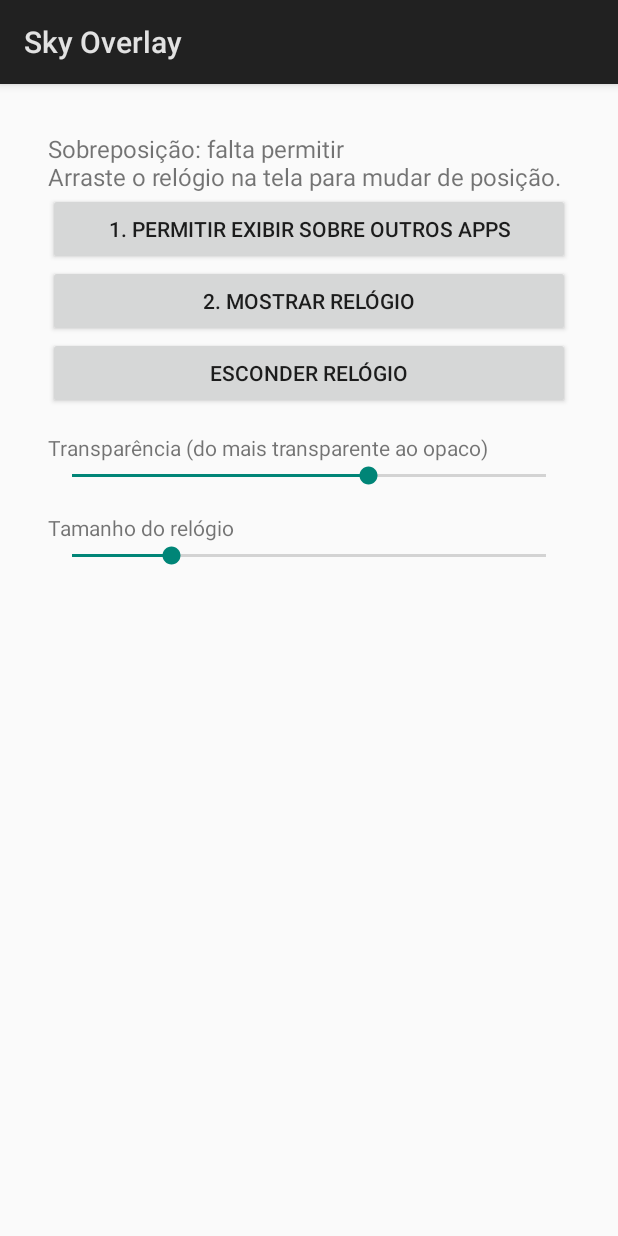
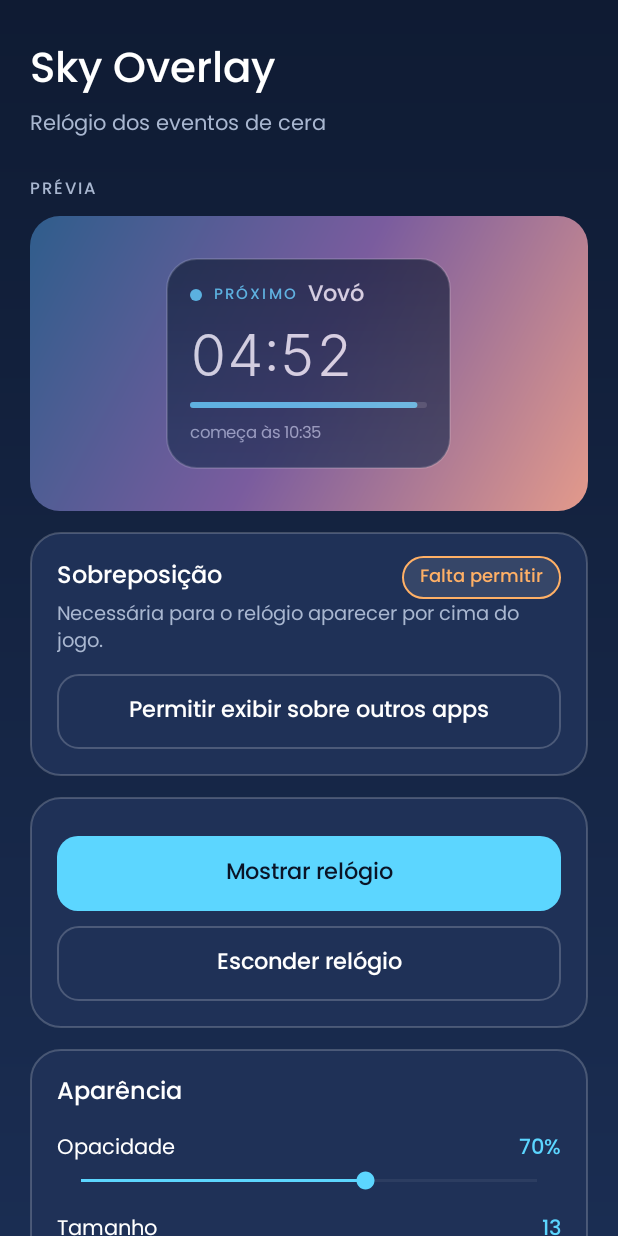
Before and after one commit to llWesll/Sky-Clock, an Android app: the screen it shows after launch (MainActivity), on a phone screen of 412 x 824 dp. Run offline under Robolectric (Android 15) with nearby library versions, the phone set to English and light mode, and no system bars.

Commit message:
Add files via upload

```diff
--- a/app/src/main/AndroidManifest.xml
+++ b/app/src/main/AndroidManifest.xml
@@ -10,7 +10,7 @@
         android:label="Sky Overlay"
         android:icon="@mipmap/ic_launcher"
         android:roundIcon="@mipmap/ic_launcher_round"
-        android:theme="@android:style/Theme.Material.Light.DarkActionBar">
+        android:theme="@android:style/Theme.Material.NoActionBar">
 
         <activity
             android:name=".MainActivity"
--- /dev/null
+++ b/app/src/main/java/com/skyoverlay/app/ClockCardView.kt
@@ -0,0 +1,139 @@
+package com.skyoverlay.app
+
+import android.content.Context
+import android.graphics.Canvas
+import android.graphics.Color
+import android.graphics.Paint
+import android.graphics.drawable.GradientDrawable
+import android.view.Gravity
+import android.view.View
+import android.view.ViewGroup
+import android.widget.LinearLayout
+import android.widget.TextView
+import java.time.ZoneId
+import java.time.format.DateTimeFormatter
+
+/** Barrinha fina de progresso. */
+class BarView(ctx: Context) : View(ctx) {
+    var fraction: Float = 0f
+        set(v) {
+            field = v.coerceIn(0f, 1f)
+            invalidate()
+        }
+    var barColor: Int = Palette.CYAN
+        set(v) {
+            field = v
+            invalidate()
+        }
+
+    private val track = Paint(Paint.ANTI_ALIAS_FLAG).apply { color = Color.parseColor("#26FFFFFF") }
+    private val fill = Paint(Paint.ANTI_ALIAS_FLAG)
+
+    override fun onDraw(c: Canvas) {
+        val r = height / 2f
+        c.drawRoundRect(0f, 0f, width.toFloat(), height.toFloat(), r, r, track)
+        if (fraction > 0f) {
+            fill.color = barColor
+            c.drawRoundRect(0f, 0f, width * fraction, height.toFloat(), r, r, fill)
+        }
+    }
+}
+
+/** Mostra UM evento por vez: o que esta acontecendo agora, ou o mais proximo de comecar. */
+class ClockCardView(ctx: Context) : LinearLayout(ctx) {
+
+    private val fonts = Fonts(ctx)
+    private val row = LinearLayout(ctx)
+    private val dot = View(ctx)
+    private val label = TextView(ctx)
+    private val name = TextView(ctx)
+    private val time = TextView(ctx)
+    private val bar = BarView(ctx)
+    private val sub = TextView(ctx)
+    private var scale = -1f
+    private val fmt = DateTimeFormatter.ofPattern("HH:mm")
+
+    private fun d(v: Float) = context.dp(v)
+
+    init {
+        orientation = LinearLayout.VERTICAL
+
+        dot.background = GradientDrawable().apply {
+            shape = GradientDrawable.OVAL
+            setColor(Palette.CYAN)
+        }
+        row.orientation = LinearLayout.HORIZONTAL
+        row.gravity = Gravity.CENTER_VERTICAL
+        row.addView(dot)
+        row.addView(label)
+        row.addView(name)
+
+        label.typeface = fonts.poppinsMedium
+        label.letterSpacing = 0.14f
+        name.typeface = fonts.poppinsMedium
+        name.setTextColor(Palette.TEXT)
+        time.typeface = fonts.interLight
+        time.fontFeatureSettings = "tnum"       // algarismos de largura fixa: o numero nao "pula"
+        time.includeFontPadding = false
+        sub.typeface = fonts.poppins
+        sub.setTextColor(Palette.DIM)
+
+        addView(row)
+        addView(time)
+        addView(bar)
+        addView(sub)
+
+        applyScale(1f)
+        update()
+    }
+
+    /** s = 1.0 e o tamanho padrao; o controle de tamanho do app muda isso. */
+    fun applyScale(s: Float) {
+        if (s == scale) return
+        scale = s
+
+        background = GradientDrawable(
+            GradientDrawable.Orientation.TOP_BOTTOM,
+            intArrayOf(Color.parseColor("#F20F1B33"), Color.parseColor("#F21A2D52"))
+        ).apply {
+            cornerRadius = d(20f * s).toFloat()
+            setStroke(d(1f), Color.parseColor("#33FFFFFF"))
+        }
+        setPadding(d(16f * s), d(12f * s), d(16f * s), d(14f * s))
+        minimumWidth = d(190f * s)
+
+        val wrap = ViewGroup.LayoutParams.WRAP_CONTENT
+        val match = ViewGroup.LayoutParams.MATCH_PARENT
+
+        dot.layoutParams = LinearLayout.LayoutParams(d(8f * s), d(8f * s)).apply { marginEnd = d(8f * s) }
+        label.textSize = 10f * s
+        name.textSize = 15f * s
+        name.layoutParams = LinearLayout.LayoutParams(wrap, wrap).apply { marginStart = d(8f * s) }
+        time.textSize = 38f * s
+        time.layoutParams = LinearLayout.LayoutParams(wrap, wrap).apply { topMargin = d(4f * s) }
+        bar.layoutParams = LinearLayout.LayoutParams(match, d(4f * s)).apply { topMargin = d(8f * s) }
+        sub.textSize = 11f * s
+        sub.layoutParams = LinearLayout.LayoutParams(wrap, wrap).apply { topMargin = d(8f * s) }
+    }
+
+    fun update() {
+        val p = Events.pick()
+        val st = p.state
+        val accent = if (st.active) Palette.GOLD else Palette.CYAN
+
+        label.text = if (st.active) "AGORA" else "PRÓXIMO"
+        label.setTextColor(accent)
+        (dot.background as GradientDrawable).setColor(accent)
+        name.text = p.event.name
+
+        time.text = clock(st.seconds)
+        time.setTextColor(if (st.active) Palette.GOLD else Palette.TEXT)
+
+        val total = if (st.active) p.event.durationMin * 60f else 7200f
+        bar.barColor = accent
+        bar.fraction = 1f - st.seconds / total
+
+        val local = st.start.withZoneSameInstant(ZoneId.systemDefault()).format(fmt)
+        sub.text = if (st.active) "começou às $local" else "começa às $local"
+    }
+}
--- a/app/src/main/java/com/skyoverlay/app/Events.kt
+++ b/app/src/main/java/com/skyoverlay/app/Events.kt
@@ -24,6 +24,9 @@ object Events {
     /** active = acontecendo agora; seconds = tempo restante (se ativo) ou ate comecar. */
     data class State(val active: Boolean, val seconds: Long, val start: ZonedDateTime)
 
+    /** O evento escolhido para aparecer no relogio, junto com o estado dele. */
+    data class Pick(val event: SkyEvent, val state: State)
+
     fun state(e: SkyEvent, now: ZonedDateTime = ZonedDateTime.now(SKY_ZONE)): State {
         val midnight = now.toLocalDate().atStartOfDay(SKY_ZONE)
         val secs = Duration.between(midnight, now).seconds
@@ -37,4 +40,10 @@ object Events {
             State(false, startSecs + PERIOD_SEC - secs, midnight.plusSeconds(startSecs + PERIOD_SEC))
         }
     }
+
+    /** Se algum evento esta acontecendo, mostra ele; senao, o que esta mais perto de comecar. */
+    fun pick(now: ZonedDateTime = ZonedDateTime.now(SKY_ZONE)): Pick {
+        val all = list.map { Pick(it, state(it, now)) }
+        return all.firstOrNull { it.state.active } ?: all.minByOrNull { it.state.seconds }!!
+    }
 }
--- a/app/src/main/java/com/skyoverlay/app/MainActivity.kt
+++ b/app/src/main/java/com/skyoverlay/app/MainActivity.kt
@@ -4,12 +4,20 @@ import android.Manifest
 import android.app.Activity
 import android.content.Intent
 import android.content.pm.PackageManager
+import android.content.res.ColorStateList
+import android.graphics.Color
+import android.graphics.Typeface
+import android.graphics.drawable.GradientDrawable
 import android.net.Uri
 import android.os.Build
 import android.os.Bundle
+import android.os.Handler
+import android.os.Looper
 import android.provider.Settings
-import android.widget.Button
+import android.view.Gravity
+import android.view.ViewGroup
 import android.view.WindowInsets
+import android.widget.FrameLayout
 import android.widget.LinearLayout
 import android.widget.ScrollView
 import android.widget.SeekBar
@@ -18,68 +26,168 @@ import android.widget.Toast
 
 class MainActivity : Activity() {
 
-    private lateinit var info: TextView
+    private lateinit var fonts: Fonts
+    private lateinit var preview: ClockCardView
+    private lateinit var permChip: TextView
+    private val handler = Handler(Looper.getMainLooper())
+
+    private val tick = object : Runnable {
+        override fun run() {
+            preview.update()
+            handler.postDelayed(this, 1000)
+        }
+    }
+
+    private val wrap = ViewGroup.LayoutParams.WRAP_CONTENT
+    private val match = ViewGroup.LayoutParams.MATCH_PARENT
+
+    private fun tv(s: String, size: Float, color: Int, face: Typeface): TextView {
+        val t = TextView(this)
+        t.text = s
+        t.textSize = size
+        t.setTextColor(color)
+        t.typeface = face
+        return t
+    }
+
+    private fun card(): LinearLayout {
+        val c = LinearLayout(this)
+        c.orientation = LinearLayout.VERTICAL
+        c.background = rounded(Palette.CARD, 20f, Palette.LINE, 1f)
+        c.setPadding(dp(18f), dp(16f), dp(18f), dp(18f))
+        c.layoutParams = LinearLayout.LayoutParams(match, wrap).apply { topMargin = dp(14f) }
+        return c
+    }
+
+    private fun slider(
+        title: String, lo: Int, hi: Int, current: Int,
+        format: (Int) -> String, onChange: (Int) -> Unit
+    ): LinearLayout {
+        val box = LinearLayout(this)
+        box.orientation = LinearLayout.VERTICAL
+        box.layoutParams = LinearLayout.LayoutParams(match, wrap).apply { topMargin = dp(12f) }
+
+        val head = LinearLayout(this)
+        head.orientation = LinearLayout.HORIZONTAL
+        val t = tv(title, 14f, Palette.TEXT, fonts.poppins)
+        t.layoutParams = LinearLayout.LayoutParams(0, wrap, 1f)
+        val value = tv(format(current), 14f, Palette.CYAN, fonts.poppinsMedium)
+        head.addView(t)
+        head.addView(value)
+
+        val sb = SeekBar(this)
+        sb.max = hi - lo
+        sb.progress = current - lo
+        sb.progressTintList = ColorStateList.valueOf(Palette.CYAN)
+        sb.thumbTintList = ColorStateList.valueOf(Palette.CYAN)
+        sb.progressBackgroundTintList = ColorStateList.valueOf(Palette.LINE)
+        sb.setOnSeekBarChangeListener(object : SeekBar.OnSeekBarChangeListener {
+            override fun onProgressChanged(s: SeekBar?, p: Int, fromUser: Boolean) {
+                val v = p + lo
+                value.text = format(v)
+                onChange(v)
+            }
+
+            override fun onStartTrackingTouch(s: SeekBar?) {}
+            override fun onStopTrackingTouch(s: SeekBar?) {}
+        })
+
+        box.addView(head)
+        box.addView(sb)
+        return box
+    }
 
     override fun onCreate(savedInstanceState: Bundle?) {
         super.onCreate(savedInstanceState)
+        fonts = Fonts(this)
         val prefs = getSharedPreferences("cfg", MODE_PRIVATE)
 
-        val box = LinearLayout(this).apply {
-            orientation = LinearLayout.VERTICAL
-            setPadding(48, 48, 48, 48)
-        }
-        info = TextView(this).apply { textSize = 16f }
-        box.addView(info)
+        val content = LinearLayout(this)
+        content.orientation = LinearLayout.VERTICAL
+        content.setPadding(dp(20f), dp(24f), dp(20f), dp(32f))
 
-        fun button(text: String, action: () -> Unit) {
-            box.addView(Button(this).apply {
-                this.text = text
-                setOnClickListener { action() }
-            })
-        }
+        // ---- cabecalho
+        content.addView(tv("Sky Overlay", 28f, Palette.TEXT, fonts.poppinsMedium))
+        content.addView(tv("Relógio dos eventos de cera", 14f, Palette.DIM, fonts.poppins))
 
-        button("1. Permitir exibir sobre outros apps") {
+        // ---- previa ao vivo, sobre um fundo de "ceu" para a transparencia aparecer
+        content.addView(tv("PRÉVIA", 11f, Palette.DIM, fonts.poppinsMedium).apply {
+            letterSpacing = 0.14f
+            layoutParams = LinearLayout.LayoutParams(wrap, wrap).apply { topMargin = dp(22f) }
+        })
+
+        preview = ClockCardView(this)
+        preview.applyScale(prefs.getFloat("size", 13f) / 13f)
+        preview.alpha = prefs.getFloat("alpha", 0.7f)
+
+        val stage = FrameLayout(this)
+        stage.background = GradientDrawable(
+            GradientDrawable.Orientation.TL_BR,
+            intArrayOf(Color.parseColor("#2F5D8C"), Color.parseColor("#7A5C9E"), Color.parseColor("#E39A8B"))
+        ).apply { cornerRadius = dp(20f).toFloat() }
+        stage.setPadding(dp(20f), dp(28f), dp(20f), dp(28f))
+        stage.layoutParams = LinearLayout.LayoutParams(match, wrap).apply { topMargin = dp(8f) }
+        stage.addView(preview, FrameLayout.LayoutParams(wrap, wrap, Gravity.CENTER_HORIZONTAL))
+        content.addView(stage)
+
+        // ---- permissao
+        val perm = card()
+        val permRow = LinearLayout(this)
+        permRow.orientation = LinearLayout.HORIZONTAL
+        permRow.gravity = Gravity.CENTER_VERTICAL
+        val permTitle = tv("Sobreposição", 16f, Palette.TEXT, fonts.poppinsMedium)
+        permTitle.layoutParams = LinearLayout.LayoutParams(0, wrap, 1f)
+        permChip = tv("", 12f, Palette.TEXT, fonts.poppinsMedium)
+        permChip.setPadding(dp(12f), dp(4f), dp(12f), dp(4f))
+        permRow.addView(permTitle)
+        permRow.addView(permChip)
+        perm.addView(permRow)
+        perm.addView(tv("Necessária para o relógio aparecer por cima do jogo.", 13f, Palette.DIM, fonts.poppins))
+        perm.addView(pillButton("Permitir exibir sobre outros apps", fonts, false) {
             startActivity(
                 Intent(Settings.ACTION_MANAGE_OVERLAY_PERMISSION, Uri.parse("package:$packageName"))
             )
-        }
-        button("2. Mostrar relógio") {
+        })
+        content.addView(perm)
+
+        // ---- ligar / desligar
+        val power = card()
+        power.addView(pillButton("Mostrar relógio", fonts, true) {
             if (!Settings.canDrawOverlays(this)) {
-                Toast.makeText(this, "Falta a permissão do passo 1", Toast.LENGTH_LONG).show()
+                Toast.makeText(this, "Falta a permissão de sobreposição", Toast.LENGTH_LONG).show()
             } else {
                 startForegroundService(Intent(this, OverlayService::class.java))
             }
-        }
-        button("Esconder relógio") { stopService(Intent(this, OverlayService::class.java)) }
+        })
+        power.addView(pillButton("Esconder relógio", fonts, false) {
+            stopService(Intent(this, OverlayService::class.java))
+        })
+        content.addView(power)
 
-        box.addView(TextView(this).apply { text = "\nTransparência (do mais transparente ao opaco)" })
-        box.addView(SeekBar(this).apply {
-            max = 80  // 20%..100%
-            progress = ((prefs.getFloat("alpha", 0.7f) * 100).toInt() - 20).coerceIn(0, 80)
-            setOnSeekBarChangeListener(object : SeekBar.OnSeekBarChangeListener {
-                override fun onProgressChanged(s: SeekBar?, p: Int, fromUser: Boolean) {
-                    prefs.edit().putFloat("alpha", (p + 20) / 100f).apply()
-                }
-                override fun onStartTrackingTouch(s: SeekBar?) {}
-                override fun onStopTrackingTouch(s: SeekBar?) {}
-            })
+        // ---- aparencia
+        val look = card()
+        look.addView(tv("Aparência", 16f, Palette.TEXT, fonts.poppinsMedium))
+        look.addView(slider("Opacidade", 20, 100, (prefs.getFloat("alpha", 0.7f) * 100).toInt().coerceIn(20, 100),
+            { "$it%" }) { v ->
+            prefs.edit().putFloat("alpha", v / 100f).apply()
+            preview.alpha = v / 100f
         })
+        look.addView(slider("Tamanho", 8, 32, prefs.getFloat("size", 13f).toInt().coerceIn(8, 32),
+            { "$it" }) { v ->
+            prefs.edit().putFloat("size", v.toFloat()).apply()
+            preview.applyScale(v / 13f)
+        })
+        look.addView(tv("Arraste o relógio na tela para mudar de posição.", 13f, Palette.DIM, fonts.poppins).apply {
+            layoutParams = LinearLayout.LayoutParams(wrap, wrap).apply { topMargin = dp(14f) }
+        })
+        content.addView(look)
 
-        box.addView(TextView(this).apply { text = "\nTamanho do relógio" })
-        box.addView(SeekBar(this).apply {
-            max = 24  // 8sp..32sp
-            progress = (prefs.getFloat("size", 13f).toInt() - 8).coerceIn(0, 24)
-            setOnSeekBarChangeListener(object : SeekBar.OnSeekBarChangeListener {
-                override fun onProgressChanged(s: SeekBar?, p: Int, fromUser: Boolean) {
-                    prefs.edit().putFloat("size", (p + 8).toFloat()).apply()
-                }
-                override fun onStartTrackingTouch(s: SeekBar?) {}
-                override fun onStopTrackingTouch(s: SeekBar?) {}
-            })
-        })
-
-        val scroll = ScrollView(this).apply { addView(box) }
-        // Android 15+ desenha o app por baixo da barra de status: empurra o conteudo para baixo dela
+        // ---- fundo em degrade + margens para a barra de status (Android 15+ desenha por baixo dela)
+        val scroll = ScrollView(this)
+        scroll.background = GradientDrawable(
+            GradientDrawable.Orientation.TOP_BOTTOM, intArrayOf(Palette.BG_TOP, Palette.BG_BOTTOM)
+        )
+        scroll.addView(content)
         scroll.setOnApplyWindowInsetsListener { v, insets ->
             val top: Int
             val bottom: Int
@@ -107,8 +215,15 @@ class MainActivity : Activity() {
 
     override fun onResume() {
         super.onResume()
-        info.text = "Sobreposição: " +
-            (if (Settings.canDrawOverlays(this)) "permitida" else "falta permitir") +
-            "\nArraste o relógio na tela para mudar de posição."
+        val ok = Settings.canDrawOverlays(this)
+        permChip.text = if (ok) "Permitida" else "Falta permitir"
+        permChip.setTextColor(if (ok) Palette.OK else Palette.WARN)
+        permChip.background = rounded(Color.parseColor("#1AFFFFFF"), 20f, if (ok) Palette.OK else Palette.WARN, 1f)
+        handler.post(tick)
+    }
+
+    override fun onPause() {
+        handler.removeCallbacks(tick)
+        super.onPause()
     }
 }
--- a/app/src/main/java/com/skyoverlay/app/OverlayService.kt
+++ b/app/src/main/java/com/skyoverlay/app/OverlayService.kt
@@ -7,10 +7,7 @@ import android.app.PendingIntent
 import android.app.Service
 import android.content.Intent
 import android.content.pm.ServiceInfo
-import android.graphics.Color
 import android.graphics.PixelFormat
-import android.graphics.Typeface
-import android.graphics.drawable.GradientDrawable
 import android.os.Build
 import android.os.Handler
 import android.os.IBinder
@@ -19,10 +16,6 @@ import android.view.Gravity
 import android.view.MotionEvent
 import android.view.View
 import android.view.WindowManager
-import android.widget.LinearLayout
-import android.widget.TextView
-import java.time.ZoneId
-import java.time.format.DateTimeFormatter
 
 class OverlayService : Service() {
 
@@ -33,10 +26,8 @@ class OverlayService : Service() {
 
     private lateinit var wm: WindowManager
     private lateinit var lp: WindowManager.LayoutParams
-    private var box: LinearLayout? = null
-    private val rows = ArrayList<TextView>()
+    private var card: ClockCardView? = null
     private val handler = Handler(Looper.getMainLooper())
-    private val fmt = DateTimeFormatter.ofPattern("HH:mm")
 
     private val tick = object : Runnable {
         override fun run() {
@@ -96,37 +87,27 @@ class OverlayService : Service() {
             y = prefs.getInt("y", 200)
         }
 
-        val bg = GradientDrawable().apply {
-            setColor(Color.parseColor("#E6000000"))
-            cornerRadius = 24f
-        }
-        val b = LinearLayout(this).apply {
-            orientation = LinearLayout.VERTICAL
-            background = bg
-            setPadding(28, 18, 28, 18)
-        }
-        Events.list.forEach { _ ->
-            val t = TextView(this).apply {
-                setTextColor(Color.WHITE)
-                textSize = 13f
-                typeface = Typeface.MONOSPACE
-            }
-            b.addView(t)
-            rows.add(t)
-        }
+        val c = ClockCardView(this)
+        c.applyScale(prefs.getFloat("size", 13f) / 13f)
+        c.alpha = prefs.getFloat("alpha", 0.7f)
 
         // arrastar a janela com o dedo
-        var startX = 0; var startY = 0; var touchX = 0f; var touchY = 0f
-        b.setOnTouchListener { _: View, ev: MotionEvent ->
+        var startX = 0
+        var startY = 0
+        var touchX = 0f
+        var touchY = 0f
+        c.setOnTouchListener { _: View, ev: MotionEvent ->
             when (ev.action) {
                 MotionEvent.ACTION_DOWN -> {
-                    startX = lp.x; startY = lp.y
-                    touchX = ev.rawX; touchY = ev.rawY
+                    startX = lp.x
+                    startY = lp.y
+                    touchX = ev.rawX
+                    touchY = ev.rawY
                 }
                 MotionEvent.ACTION_MOVE -> {
                     lp.x = startX + (ev.rawX - touchX).toInt()
                     lp.y = startY + (ev.rawY - touchY).toInt()
-                    wm.updateViewLayout(b, lp)
+                    wm.updateViewLayout(c, lp)
                 }
                 MotionEvent.ACTION_UP ->
                     prefs.edit().putInt("x", lp.x).putInt("y", lp.y).apply()
@@ -134,42 +115,22 @@ class OverlayService : Service() {
             true
         }
 
-        box = b
-        wm.addView(b, lp)
-    }
-
-    private fun clock(totalSec: Long): String {
-        val h = totalSec / 3600
-        val m = (totalSec % 3600) / 60
-        val s = totalSec % 60
-        return if (h > 0) String.format("%d:%02d:%02d", h, m, s) else String.format("%02d:%02d", m, s)
+        card = c
+        wm.addView(c, lp)
     }
 
     private fun update() {
-        val b = box ?: return
+        val c = card ?: return
         val prefs = getSharedPreferences("cfg", MODE_PRIVATE)
-        b.alpha = prefs.getFloat("alpha", 0.7f)
-        val size = prefs.getFloat("size", 13f)
-        val local = ZoneId.systemDefault()
-        Events.list.forEachIndexed { i, e ->
-            val st = Events.state(e)
-            val t = rows[i]
-            t.textSize = size
-            if (st.active) {
-                t.text = String.format("● %-9s AGORA  resta %s", e.name, clock(st.seconds))
-                t.setTextColor(Color.rgb(120, 255, 140))
-            } else {
-                val at = st.start.withZoneSameInstant(local).format(fmt)
-                t.text = String.format("  %-9s %s  em %s", e.name, at, clock(st.seconds))
-                t.setTextColor(Color.WHITE)
-            }
-        }
+        c.alpha = prefs.getFloat("alpha", 0.7f)
+        c.applyScale(prefs.getFloat("size", 13f) / 13f)
+        c.update()
     }
 
     override fun onDestroy() {
         handler.removeCallbacks(tick)
-        box?.let { wm.removeView(it) }
-        box = null
+        card?.let { wm.removeView(it) }
+        card = null
         super.onDestroy()
     }
 
--- /dev/null
+++ b/app/src/main/java/com/skyoverlay/app/Ui.kt
@@ -0,0 +1,66 @@
+package com.skyoverlay.app
+
+import android.content.Context
+import android.content.res.ColorStateList
+import android.graphics.Color
+import android.graphics.Typeface
+import android.graphics.drawable.GradientDrawable
+import android.graphics.drawable.RippleDrawable
+import android.view.ViewGroup
+import android.widget.Button
+import android.widget.LinearLayout
+import java.util.Locale
+
+object Palette {
+    val BG_TOP = Color.parseColor("#0F1B33")
+    val BG_BOTTOM = Color.parseColor("#1A2D52")
+    val CARD = Color.parseColor("#1F3157")
+    val LINE = Color.parseColor("#33FFFFFF")
+    val CYAN = Color.parseColor("#5CD6FF")   // mesma cor do icone do Sky Clock
+    val GOLD = Color.parseColor("#FFD36E")   // chama da vela: evento acontecendo agora
+    val TEXT = Color.WHITE
+    val DIM = Color.parseColor("#A9B7D0")
+    val OK = Color.parseColor("#7BE0A4")
+    val WARN = Color.parseColor("#FFB066")
+}
+
+class Fonts(ctx: Context) {
+    val poppins: Typeface = ctx.resources.getFont(R.font.poppins_regular)
+    val poppinsMedium: Typeface = ctx.resources.getFont(R.font.poppins_medium)
+    val interLight: Typeface = ctx.resources.getFont(R.font.inter_light)
+}
+
+fun Context.dp(v: Float): Int = (v * resources.displayMetrics.density + 0.5f).toInt()
+
+fun Context.rounded(color: Int, radiusDp: Float, strokeColor: Int = 0, strokeDp: Float = 0f): GradientDrawable =
+    GradientDrawable().apply {
+        setColor(color)
+        cornerRadius = dp(radiusDp).toFloat()
+        if (strokeDp > 0f) setStroke(dp(strokeDp), strokeColor)
+    }
+
+fun Context.pillButton(text: String, fonts: Fonts, primary: Boolean, onClick: () -> Unit): Button {
+    val b = Button(this)
+    b.text = text
+    b.isAllCaps = false
+    b.stateListAnimator = null
+    b.typeface = fonts.poppinsMedium
+    b.textSize = 15f
+    b.setTextColor(if (primary) Color.parseColor("#0A1426") else Palette.TEXT)
+    val base = if (primary) rounded(Palette.CYAN, 14f) else rounded(Color.TRANSPARENT, 14f, Palette.LINE, 1f)
+    b.background = RippleDrawable(ColorStateList.valueOf(Color.parseColor("#33FFFFFF")), base, null)
+    b.setPadding(dp(16f), dp(12f), dp(16f), dp(12f))
+    b.setOnClickListener { onClick() }
+    b.layoutParams = LinearLayout.LayoutParams(
+        ViewGroup.LayoutParams.MATCH_PARENT, ViewGroup.LayoutParams.WRAP_CONTENT
+    ).apply { topMargin = dp(10f) }
+    return b
+}
+
+fun clock(totalSec: Long): String {
+    val h = totalSec / 3600
+    val m = (totalSec % 3600) / 60
+    val s = totalSec % 60
+    return if (h > 0) String.format(Locale.ROOT, "%d:%02d:%02d", h, m, s)
+    else String.format(Locale.ROOT, "%02d:%02d", m, s)
+}
```
Also changed, not shown: app/src/main/res/font/inter_light.otf (added), app/src/main/res/font/poppins_medium.ttf (added), app/src/main/res/font/poppins_regular.ttf (added), app/src/main/res/mipmap-hdpi/ic_launcher_foreground.png, app/src/main/res/mipmap-hdpi/ic_launcher_monochrome.png, app/src/main/res/mipmap-mdpi/ic_launcher_foreground.png, app/src/main/res/mipmap-mdpi/ic_launcher_monochrome.png, app/src/main/res/mipmap-xhdpi/ic_launcher_foreground.png, app/src/main/res/mipmap-xhdpi/ic_launcher_monochrome.png, app/src/main/res/mipmap-xxhdpi/ic_launcher_foreground.png, app/src/main/res/mipmap-xxhdpi/ic_launcher_monochrome.png, app/src/main/res/mipmap-xxxhdpi/ic_launcher_foreground.png, app/src/main/res/mipmap-xxxhdpi/ic_launcher_monochrome.png.
